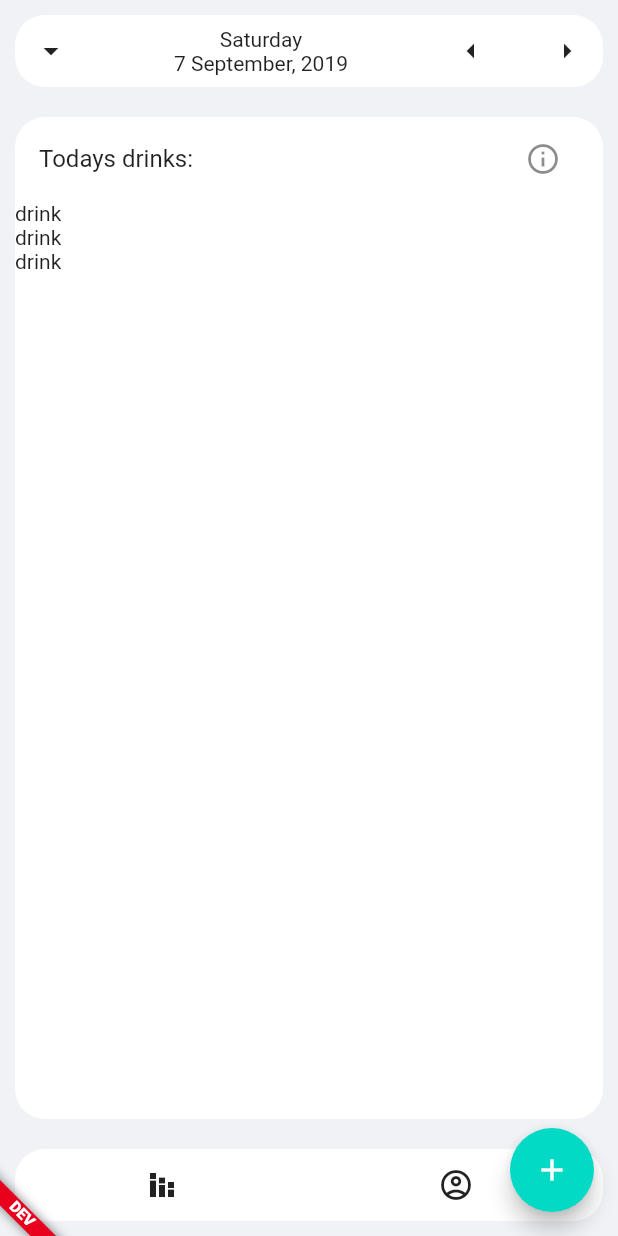
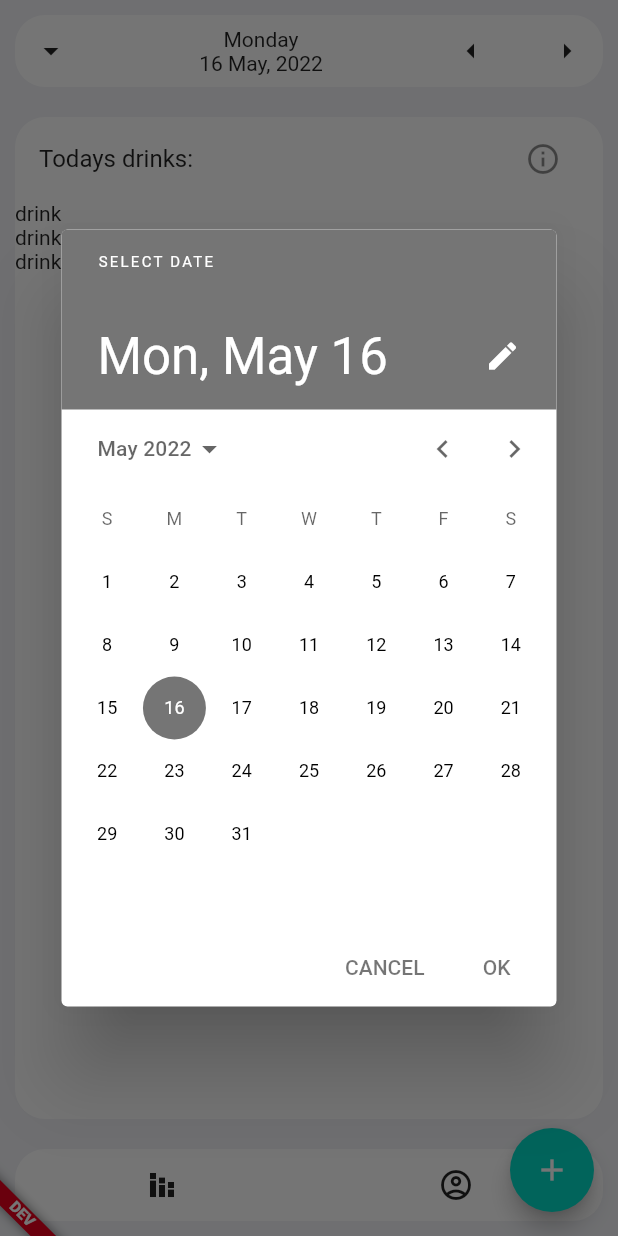
Before and after one commit to extrawest/ew_flutter_water_tracker_app, a Flutter app: the HomeScreen screen opened by its route, after a tap on the "arrow drop down" icon, on a phone screen of 412 x 824 dp. Run offline on Flutter 3.47's test engine with Material 2 defaults, Android fonts, the phone set to English and light mode, and no system bars; our stand-ins replace cloud_firestore, device_info, equatable, firebase_auth, firebase_core, flutter_bloc and 7 more; missing offline and left inert: flutter_facebook_auth, flutter_translate_annotations, flutter_udid; accounts and stored records are empty; project files that could hold a hidden picture were left out.

Commit message:
Add DatePicker to home_screen.dart with BloC

```diff
--- /dev/null
+++ b/lib/bloc/date_picker_bloc/date_picker_bloc.dart
@@ -0,0 +1,50 @@
+import 'package:flutter_bloc/flutter_bloc.dart';
+import 'package:water_tracker/bloc/date_picker_bloc/date_picker_event.dart';
+import 'package:water_tracker/bloc/date_picker_bloc/date_picker_state.dart';
+
+const Map<int, String> weekDays = {
+  1: 'Monday',
+  2: 'Tuesday',
+  3: 'Wednesday',
+  4: 'Thursday',
+  5: 'Friday',
+  6: 'Saturday',
+  7: 'Sunday',
+};
+
+const Map<int, String> months = {
+  1: 'January',
+  2: 'February',
+  3: 'March',
+  4: 'April',
+  5: 'May',
+  6: 'June',
+  7: 'July',
+  8: 'August',
+  9: 'September',
+  10: 'October',
+  11: 'November',
+  12: 'December',
+};
+
+class DatePickerBloc extends Bloc<DatePickerEvent, DatePickerState> {
+  DatePickerBloc() : super(const DatePickerState()) {
+    on<DatePickerSelectDate>(_onDatePickerSelectDate);
+  }
+
+  void _onDatePickerSelectDate(
+      DatePickerSelectDate event, Emitter<DatePickerState> emit) {
+    return emit(state.copyWith(
+        dayOfWeek: _getDayOfWeek(event.dateTime.weekday),
+        dateInfo: _getFormattedDate(event.dateTime),
+        date: event.dateTime));
+  }
+
+  String? _getDayOfWeek(int weekDay) {
+    return weekDays[weekDay];
+  }
+
+  String? _getFormattedDate(DateTime dateTime) {
+    return '${dateTime.day} ${months[dateTime.month]}, ${dateTime.year}';
+  }
+}
--- /dev/null
+++ b/lib/bloc/date_picker_bloc/date_picker_event.dart
@@ -0,0 +1,12 @@
+import 'package:equatable/equatable.dart';
+
+abstract class DatePickerEvent extends Equatable{
+  @override
+  List<Object?> get props => [];
+}
+
+class DatePickerSelectDate extends DatePickerEvent {
+  final DateTime dateTime;
+
+  DatePickerSelectDate(this.dateTime);
+}
--- /dev/null
+++ b/lib/bloc/date_picker_bloc/date_picker_state.dart
@@ -0,0 +1,26 @@
+import 'package:equatable/equatable.dart';
+
+
+class DatePickerState extends Equatable {
+  final String dayOfWeek;
+  final String dateInfo;
+  final DateTime? date;
+
+  const DatePickerState(
+      {this.dayOfWeek = '',
+      this.dateInfo = '',
+      this.date,});
+
+  DatePickerState copyWith(
+          {String? dayOfWeek,
+          String? dateInfo,
+          DateTime? date,}) =>
+      DatePickerState(
+          dayOfWeek: dayOfWeek ?? this.dayOfWeek,
+          dateInfo: dateInfo ?? this.dateInfo,
+          date: date ?? this.date,
+      );
+
+  @override
+  List<Object?> get props => [dayOfWeek, dateInfo, date];
+}
--- a/lib/screens/home_screen.dart
+++ b/lib/screens/home_screen.dart
@@ -3,8 +3,11 @@ import 'package:flutter_bloc/flutter_bloc.dart';
 import 'package:water_tracker/bloc/auth_bloc/auth_bloc.dart';
 import 'package:water_tracker/bloc/auth_bloc/auth_bloc_event.dart';
 import 'package:water_tracker/bloc/auth_bloc/auth_bloc_state.dart';
+import 'package:water_tracker/bloc/date_picker_bloc/date_picker_event.dart';
 import 'package:water_tracker/routes.dart';
 
+import '../bloc/date_picker_bloc/date_picker_bloc.dart';
+import '../bloc/date_picker_bloc/date_picker_state.dart';
 import '../models/user_model.dart';
 import '../services/firebase/firestore.dart';
 
@@ -16,12 +19,14 @@ class HomeScreen extends StatefulWidget {
 }
 
 class _HomeScreenState extends State<HomeScreen> {
+  final _datePickerBloc = DatePickerBloc()..add(DatePickerSelectDate(DateTime.now()));
+
   @override
   Widget build(BuildContext context) {
     return Scaffold(
       body: BlocListener<AuthBloc, AuthState>(
         listener: (context, state) {
-          if(state.status == AuthStatus.signedOut){
+          if (state.status == AuthStatus.signedOut) {
             Navigator.pushNamedAndRemoveUntil(
                 context, loginScreenRoute, (route) => false);
           }
@@ -31,7 +36,7 @@ class _HomeScreenState extends State<HomeScreen> {
             mainAxisAlignment: MainAxisAlignment.spaceBetween,
             children: <Widget>[
               _dateSelect(),
-              Expanded(flex: 4,child: _body()),
+              Expanded(flex: 4, child: _body()),
               _bottomBar(),
             ],
           ),
@@ -58,6 +63,9 @@ class _HomeScreenState extends State<HomeScreen> {
   }
 
   Widget _dateSelect() {
+    return BlocBuilder<DatePickerBloc, DatePickerState>(
+        bloc: _datePickerBloc,
+        builder: (context, state) {
           return Container(
             margin: const EdgeInsets.all(10.0),
             decoration: BoxDecoration(
@@ -69,12 +77,21 @@ class _HomeScreenState extends State<HomeScreen> {
               children: [
                 IconButton(
                   icon: const Icon(Icons.arrow_drop_down),
-            onPressed: () {},
+                  onPressed: () {
+                    showDatePicker(
+                      context: context,
+                      initialDate: state.date ?? DateTime.now(),
+                      firstDate: DateTime(2000),
+                      lastDate: DateTime(2100),
+                    ).then((date) {
+                      _datePickerBloc.add(DatePickerSelectDate(date!));
+                    });
+                  },
                 ),
                 Column(
-            children: const [
-              Text('Saturday'),
-              Text('7 September, 2019'),
+                  children: [
+                    Text(state.dayOfWeek),
+                    Text(state.dateInfo),
                   ],
                 ),
                 Row(children: [
@@ -91,6 +108,7 @@ class _HomeScreenState extends State<HomeScreen> {
               ],
             ),
           );
+        });
   }
 
   Widget _body() {
```
Lines whose indentation alone changed are shown as unchanged.
